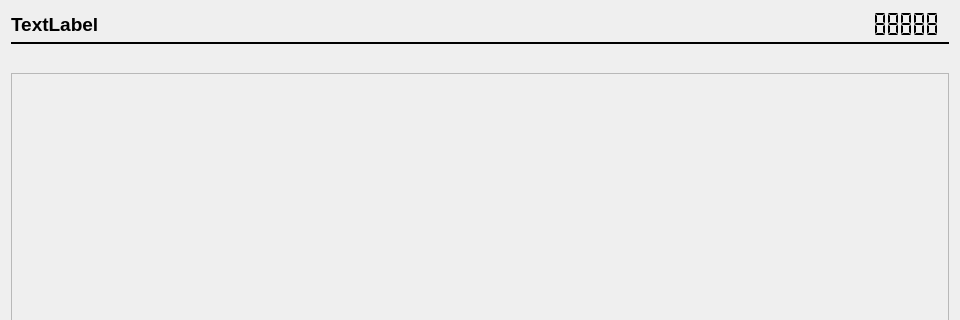
Above: dashboard/fightclubdashboard.ui from SFr682k/fightclub before the change; both pictures show x 0 to 960 and y 0 to 320 of the 960 by 540 pixel window. Below: the same form after it.
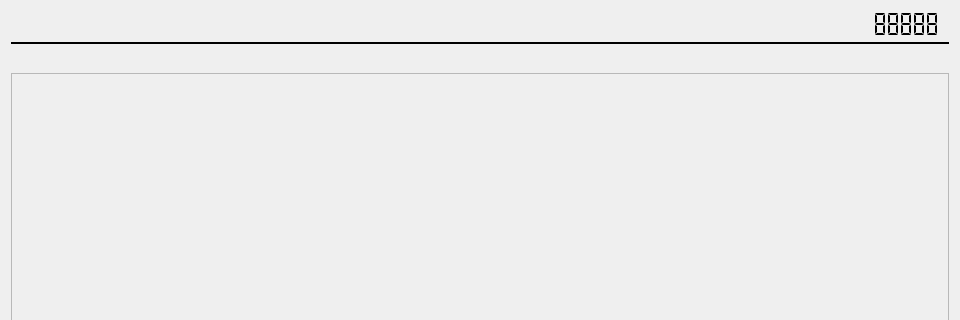
That is the form after the change.

Commit message: Finish basic design of progress bar layout. Minor improvements required.

The edit to the form file:
```diff
--- a/dashboard/fightclubdashboard.ui
+++ b/dashboard/fightclubdashboard.ui
@@ -45,7 +45,7 @@
          </font>
         </property>
         <property name="text">
-         <string>TextLabel</string>
+         <string>&lt;empty&gt;</string>
         </property>
        </widget>
       </item>
```
The commit also changes 5 other files.
